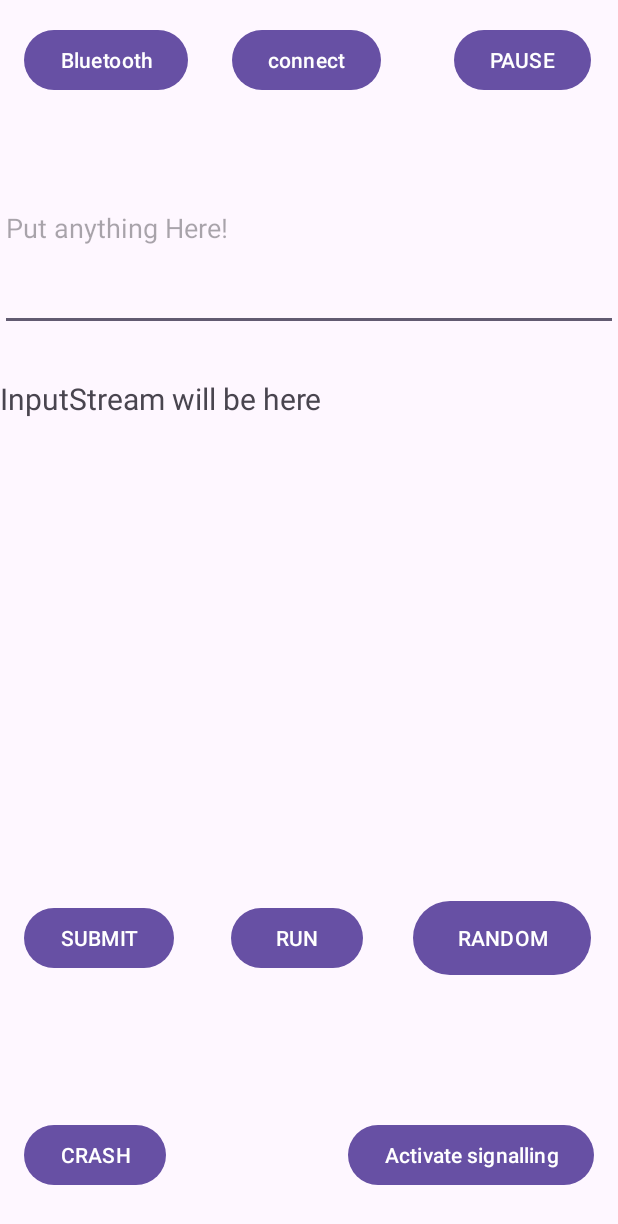
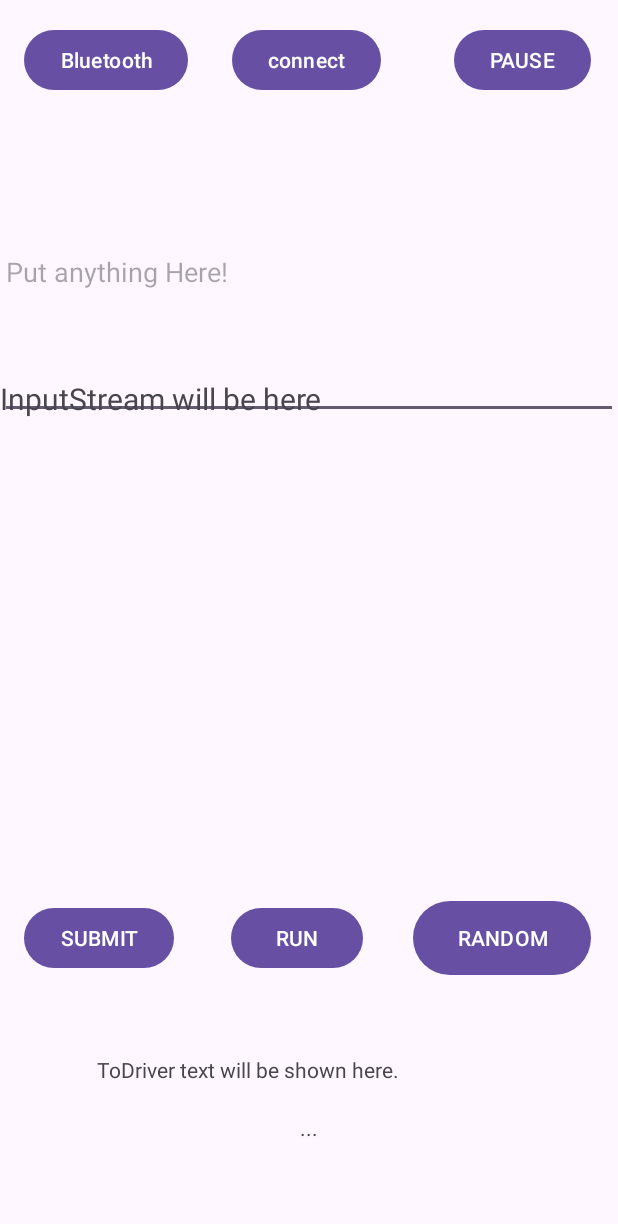
Before and after one commit to femtelemetry/FEM21App, an Android app: the screen it shows after launch (MainActivity), on a phone screen of 412 x 824 dp. Shown: the top 1224 px of the screen. Run offline under Robolectric (Android 15) with nearby library versions, the phone set to English and light mode, and no system bars; our stand-ins replace Firebase (no records; nobody signed in at launch, a user with empty details on screens opened directly).

Commit message:
Added "ToDriver" to receive text from "ToDriver" folder in the database website

```diff
--- a/app/src/main/java/com/example/fem21application/Firebase.java
+++ b/app/src/main/java/com/example/fem21application/Firebase.java
@@ -48,13 +48,14 @@ public class Firebase extends Service {
 
         Log.i(TAG, "Thread ToDriver Started");
         DatabaseReference myRef = database.getReference(title + '/' + date);
+        myRef.child("ToDriver").setValue("No messages yet");
         myRef.child("ToDriver").addValueEventListener(new ValueEventListener() {
             @Override
             public void onDataChange(@NonNull DataSnapshot dataSnapshot) {
                 // This method is called once with the initial value and again whenever data at this location is updated.
                 String message = dataSnapshot.getValue(String.class);
                 Log.d(TAG, "Message: " + message);
-                SendBroadcast(0, message);
+                SendBroadcast(0, message);      //TODO:change VIEW number to the correct one later.
             }
             @Override
             public void onCancelled(@NonNull DatabaseError error) {
--- a/app/src/main/java/com/example/fem21application/MainActivity.java
+++ b/app/src/main/java/com/example/fem21application/MainActivity.java
@@ -157,8 +157,8 @@ public class MainActivity extends AppCompatActivity {
     static boolean isSleep;
     public static boolean LVFlag;
 
-    TextView ShowTxt;
-    Button bluetoothBtn, runButton, crashButton, RandomButton, submitButton, signallingBtn, connectBtn, runBtn;
+    TextView ShowTxt, ToDriverTxt;
+    Button bluetoothBtn, runButton, crashButton, RandomButton, submitButton, connectBtn;
     EditText textbox;
     ScrollView scrollView;
     Firebase firebase = new Firebase();
@@ -186,25 +186,7 @@ public class MainActivity extends AppCompatActivity {
 
         //To continuously send signal to database to keep connecting to it.
         AtomicReference<ScheduledExecutorService> executor = new AtomicReference<>(Executors.newScheduledThreadPool(1));
-        signallingBtn = findViewById(R.id.signallingButton);
-        signallingBtn.setOnClickListener(v -> {
-            Firebase firebase = new Firebase();
-            if (signalFlag == 1) {
-                signalFlag = 0;
-                signallingBtn.setText("Deactivate Signalling");
-                final int[] num = {0};
-                executor.get().scheduleAtFixedRate(() -> {      // Schedule the task to run every 10 seconds
-                    num[0]++;
-                    firebase.databaseSignaling(num[0]);
-                    System.out.println("sending signal: " + num[0]);
-                }, 0, 10, TimeUnit.SECONDS);
-            } else {
-                signallingBtn.setText("Activate Signalling");
-                signalFlag = 1;
-                executor.get().shutdown();
-                executor.set(Executors.newScheduledThreadPool(1));
-            }
-        });
+
 
 //        Firebase firebase = new Firebase();
         Intent intent = new Intent(MainActivity.this, Firebase.class);
@@ -315,10 +297,7 @@ public class MainActivity extends AppCompatActivity {
             }).start();
         });
 
-        crashButton = findViewById(R.id.crashButton);
-        crashButton.setOnClickListener(view -> {
-            throw new RuntimeException("Test Crash"); // Force a crash event
-        });
+
         Bluetooth bluetooth = new Bluetooth();
 
         scrollView = findViewById(R.id.scrollView);
@@ -436,6 +415,11 @@ public class MainActivity extends AppCompatActivity {
         @Override
         public void onReceive(Context context, Intent intent) {
             Log.d("Broadcast", "Firebase receive: "+ intent.getStringExtra("message"));
+            String message = intent.getStringExtra("message");
+            int VIEW = intent.getIntExtra("VIEW", 0);
+
+            ToDriverTxt = findViewById(R.id.ToDriverText);
+            ToDriverTxt.setText(message);
         }
     };
     BroadcastReceiver rReceiver = new BroadcastReceiver() {
--- a/app/src/main/res/layout/activity_main.xml
+++ b/app/src/main/res/layout/activity_main.xml
@@ -10,25 +10,15 @@
         android:id="@+id/textBox"
         android:layout_width="0dp"
         android:layout_height="0dp"
-        android:layout_marginTop="20dp"
-        android:layout_marginBottom="31dp"
+        android:layout_marginTop="84dp"
+        android:layout_marginBottom="424dp"
         android:autofillHints="Any Text"
         android:hint="Put anything Here!"
         android:inputType="text"
-        app:layout_constraintBottom_toTopOf="@+id/scrollView"
+        app:layout_constraintBottom_toTopOf="@+id/textView2"
         app:layout_constraintEnd_toEndOf="parent"
         app:layout_constraintStart_toStartOf="parent"
-        app:layout_constraintTop_toBottomOf="@+id/bluetoothButton" />
-
-    <Button
-        android:id="@+id/crashButton"
-        android:layout_width="wrap_content"
-        android:layout_height="wrap_content"
-        android:layout_marginStart="16dp"
-        android:layout_marginBottom="30dp"
-        android:text="CRASH"
-        app:layout_constraintBottom_toBottomOf="parent"
-        app:layout_constraintStart_toStartOf="parent" />
+        app:layout_constraintTop_toTopOf="parent" />
 
     <ScrollView
         android:id="@+id/scrollView"
@@ -86,16 +76,6 @@
         app:layout_constraintTop_toBottomOf="@+id/scrollView" />
 
     <Button
-        android:id="@+id/signallingButton"
-        android:layout_width="wrap_content"
-        android:layout_height="wrap_content"
-        android:layout_marginEnd="16dp"
-        android:layout_marginBottom="30dp"
-        android:text="Activate signalling"
-        app:layout_constraintBottom_toBottomOf="parent"
-        app:layout_constraintEnd_toEndOf="parent" />
-
-    <Button
         android:id="@+id/bluetoothButton"
         android:layout_width="wrap_content"
         android:layout_height="wrap_content"
@@ -129,5 +109,32 @@
         app:layout_constraintStart_toEndOf="@+id/connectButton"
         app:layout_constraintTop_toTopOf="parent" />
 
+    <TextView
+        android:id="@+id/ToDriverText"
+        android:layout_width="333dp"
+        android:layout_height="78dp"
+        android:layout_marginStart="39dp"
+        android:layout_marginEnd="39dp"
+        android:layout_marginBottom="4dp"
+        android:text="..."
+        android:textAlignment="center"
+        app:layout_constraintBottom_toBottomOf="parent"
+        app:layout_constraintEnd_toEndOf="parent"
+        app:layout_constraintHorizontal_bias="0.0"
+        app:layout_constraintStart_toStartOf="parent" />
+
+    <TextView
+        android:id="@+id/textView2"
+        android:layout_width="283dp"
+        android:layout_height="25dp"
+        android:layout_marginStart="65dp"
+        android:layout_marginEnd="65dp"
+        android:layout_marginBottom="95dp"
+        android:text="ToDriver text will be shown here."
+        app:layout_constraintBottom_toBottomOf="parent"
+        app:layout_constraintEnd_toEndOf="parent"
+        app:layout_constraintStart_toStartOf="parent"
+        app:layout_constraintTop_toBottomOf="@+id/textBox" />
+
 
 </androidx.constraintlayout.widget.ConstraintLayout>
```
